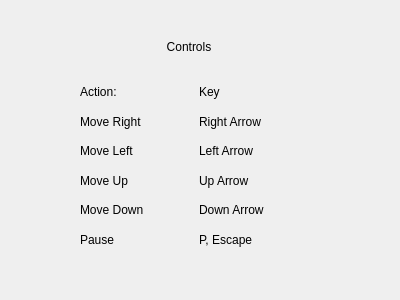
Before: the Qt Designer form controls.ui in slstein14/SnakeNetwork, drawn with Qt 5.
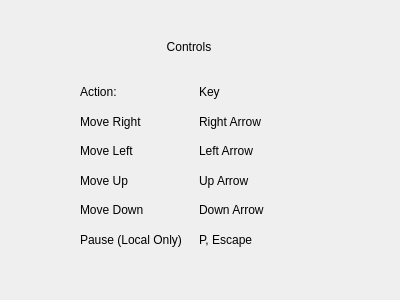
After: the same form once the commit is applied.

```diff
--- a/controls.ui
+++ b/controls.ui
@@ -82,7 +82,7 @@
       <item>
        <widget class="QLabel" name="label_11">
         <property name="text">
-         <string>Pause</string>
+         <string>Pause (Local Only)</string>
         </property>
        </widget>
       </item>
```
